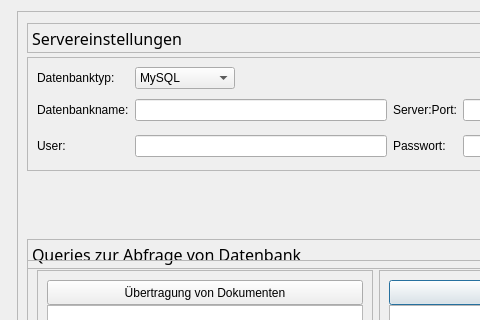
Above: src/ui/windows/settingsConnectionWindow.ui from creativeSloth/SUN_Article_Fetcher before the change; both pictures show x 0 to 480 and y 0 to 320 of the 746 by 470 pixel window. Below: the same form after it.
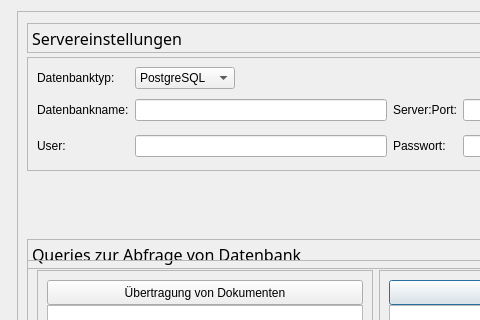
That is the form after the change.

The edit to the form file:
```diff
--- a/src/ui/windows/settingsConnectionWindow.ui
+++ b/src/ui/windows/settingsConnectionWindow.ui
@@ -230,7 +230,7 @@
               </size>
              </property>
              <property name="currentIndex">
-              <number>1</number>
+              <number>0</number>
              </property>
              <property name="frame">
               <bool>true</bool>
```
